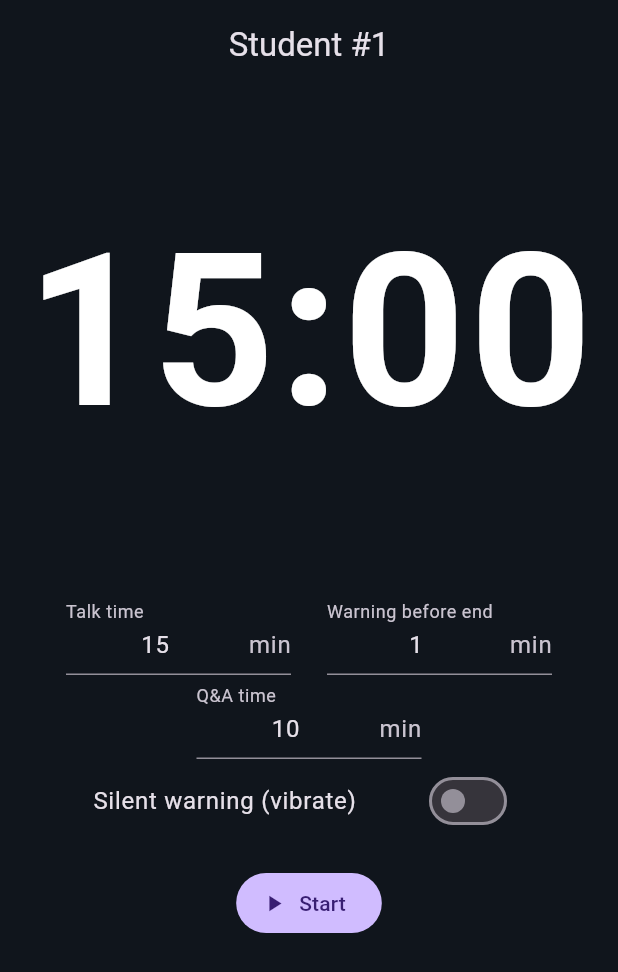
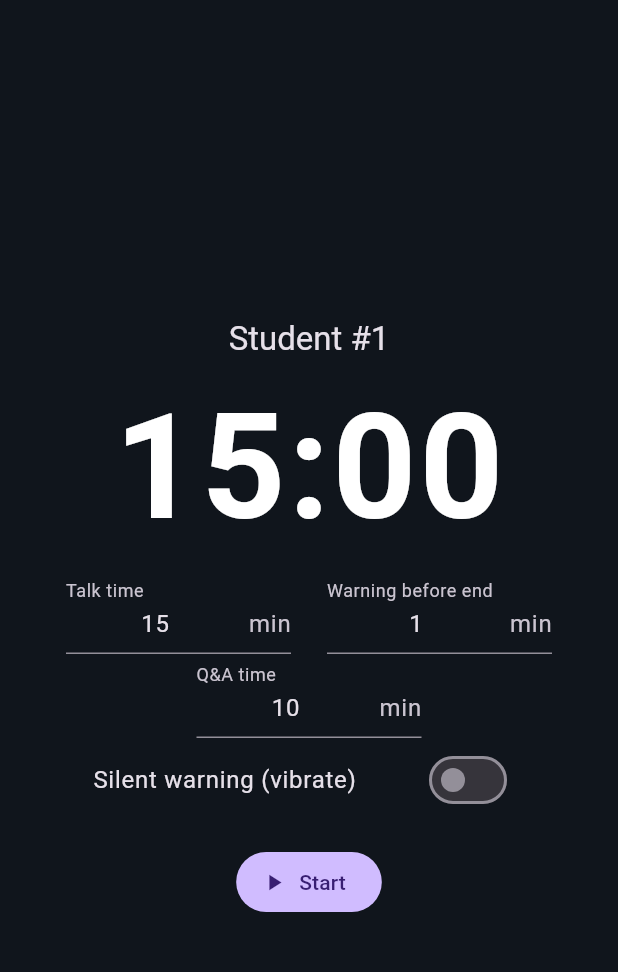
Before and after one commit to berlogabob/IADE-counter, a Flutter app: the screen it shows after launch, on a phone screen of 412 x 824 dp. Shown: the top 972 px of the screen. Run offline on Flutter 3.47's test engine with Material 3 defaults, Android fonts, the phone set to English and light mode, and no system bars; our stand-ins replace audioplayers, wakelock_plus.

Commit message:
Centre the setup screen horizontally and vertically
Co-Authored-By: Claude Opus 5.5 <noreply@anthropic.com>

```diff
--- a/lib/main.dart
+++ b/lib/main.dart
@@ -267,6 +267,16 @@ class _TimerPageState extends State<TimerPage>
         ? formatRemaining(_minutes(_totalCtl.text) ?? _total)
         : formatRemaining(_remaining);
     final student = 'Student #${_log.length + 1}';
+    final clock = FittedBox(
+      child: Text(
+        time,
+        style: const TextStyle(
+          color: Colors.white,
+          fontWeight: FontWeight.bold,
+          fontFeatures: [FontFeature.tabularFigures()],
+        ),
+      ),
+    );
     return AnimatedBuilder(
       animation: _blink,
       builder: (context, child) => Scaffold(
@@ -275,31 +285,27 @@ class _TimerPageState extends State<TimerPage>
           Phase.warning => Color.lerp(_calm, _amber, _blink.value),
           Phase.done => Color.lerp(Colors.black, _red, _blink.value),
         },
-        body: child,
+        // Setup: one compact block centred both ways, scrolls if it doesn't fit.
+        // Running: the clock fills the screen.
+        body: _idle
+            ? Center(child: SingleChildScrollView(child: child))
+            : SizedBox.expand(child: child),
       ),
       child: SafeArea(
         child: Padding(
           padding: const EdgeInsets.all(16),
           child: Column(
+            mainAxisSize: _idle ? MainAxisSize.min : MainAxisSize.max,
             children: [
               Text(
                 _idle ? student : '${_inQa ? 'Q&A' : 'Talk'} · $student',
                 style: Theme.of(context).textTheme.titleLarge,
               ),
-              Expanded(
-                child: FittedBox(
-                  child: Text(
-                    time,
-                    style: const TextStyle(
-                      color: Colors.white,
-                      fontWeight: FontWeight.bold,
-                      fontFeatures: [FontFeature.tabularFigures()],
-                    ),
-                  ),
-                ),
-              ),
-              if (_idle)
-                Flexible(child: SingleChildScrollView(child: _setup())),
+              if (_idle) ...[
+                SizedBox(height: 140, child: clock),
+                _setup(),
+              ] else
+                Expanded(child: clock),
               const SizedBox(height: 16),
               Wrap(
                 spacing: 16,
```
